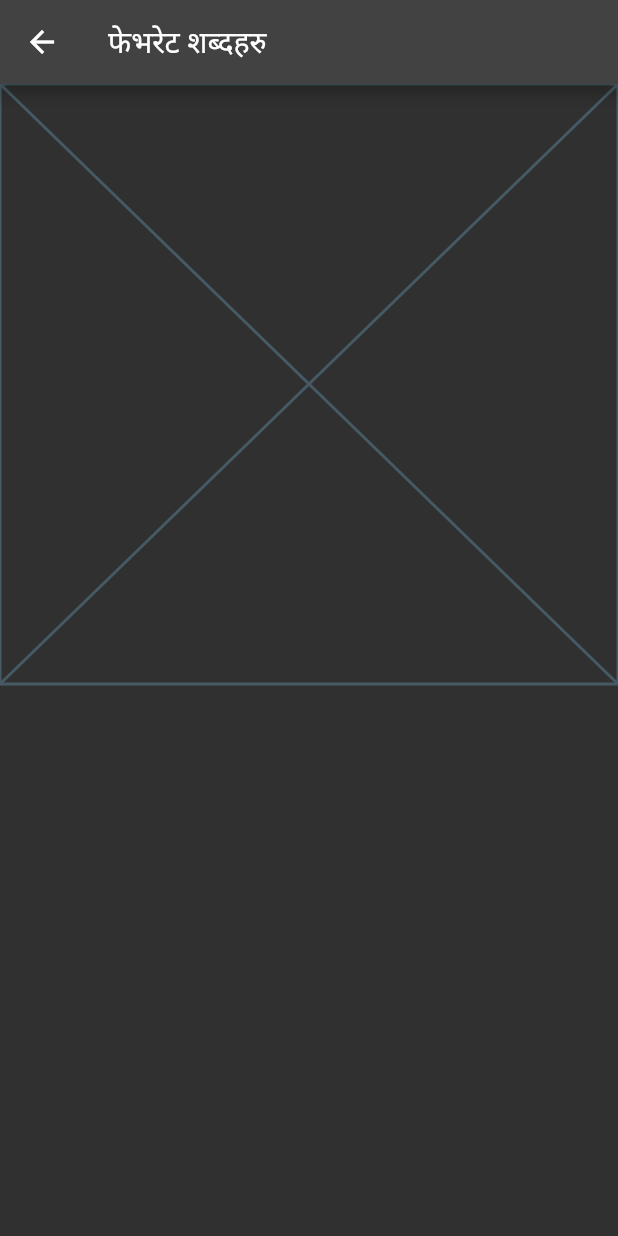
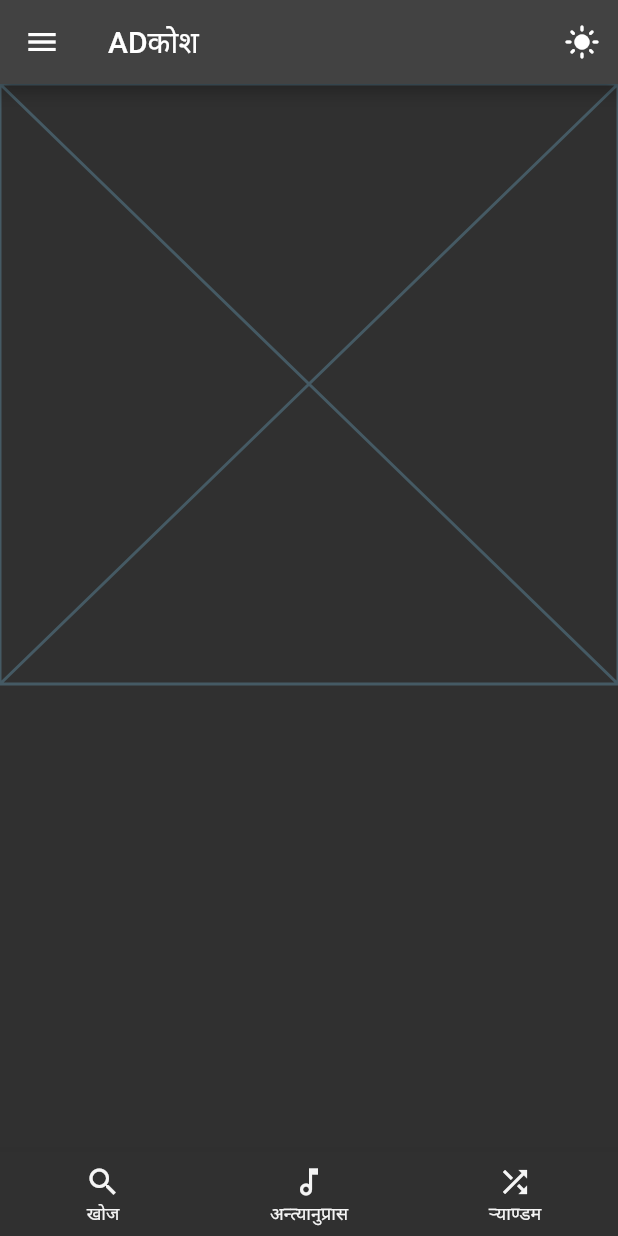
Before and after one commit to miracleanupam/ADKosh, a Flutter app: the screen it shows after launch, in the side drawer, after a tap on "फेभरेट शब्दहरु", on a phone screen of 412 x 824 dp. Run offline on Flutter 3.47's test engine with Material 2 defaults, Android fonts, the phone set to English and light mode, and no system bars; our stand-ins replace share_plus, sqflite; accounts and stored records are empty.

Commit message:
co existence of drawer and bottom navigation bar; need to adjust theme colors for bottom navigation bar

```diff
--- a/lib/main.dart
+++ b/lib/main.dart
@@ -1,4 +1,6 @@
 import 'package:adkosh/screens/drawer.dart';
+import 'package:adkosh/screens/favorites.dart';
+import 'package:adkosh/screens/index.dart';
 import 'package:adkosh/screens/random.dart';
 import 'package:adkosh/screens/search.dart';
 import 'package:adkosh/screens/searchRhyme.dart';
@@ -63,12 +65,14 @@ class Dashboard extends StatefulWidget {
 
 class _DashboardState extends State<Dashboard> {
   int _selectedIndex = 0;
-  static const TextStyle optionStyle =
-      TextStyle(fontSize: 30, fontWeight: FontWeight.bold);
+  int _drawerIndex = 0;
+
   static List<Widget> _widgetOptions = <Widget>[
     Search(),
     SearchRhyme(),
     RandomScreen(),
+    Favourites(),
+    IndexScreen(),
   ];
 
   @override
@@ -92,6 +96,7 @@ class _DashboardState extends State<Dashboard> {
   void _onItemTapped(int index) {
     setState(() {
       _selectedIndex = index;
+      _drawerIndex = 0;
     });
   }
 
@@ -99,7 +104,12 @@ class _DashboardState extends State<Dashboard> {
   Widget build(BuildContext context) {
     return Scaffold(
       resizeToAvoidBottomInset: true,
-      drawer: ADDrawer(),
+      drawer: ADDrawer(selectedItem: _drawerIndex, onTapCallback: (val) {
+        setState(() {
+          _drawerIndex = val;
+          _selectedIndex = -1;
+        });
+      }),
       appBar: AppBar(
         title: const Text('ADकोश'),
         actions: [
@@ -116,7 +126,7 @@ class _DashboardState extends State<Dashboard> {
         ],
       ),
       body: Center(
-        child: _widgetOptions.elementAt(_selectedIndex),
+        child: _widgetOptions.elementAt(_drawerIndex > 0 ? _drawerIndex : _selectedIndex),
       ),
       bottomNavigationBar: BottomNavigationBar(
         items: const <BottomNavigationBarItem>[
@@ -133,8 +143,11 @@ class _DashboardState extends State<Dashboard> {
             label: 'र्‍याण्डम',
           ),
         ],
-        currentIndex: _selectedIndex,
-        selectedItemColor: Colors.amber[800],
+        currentIndex: _selectedIndex < 0 ? 0 : _selectedIndex,
+        selectedItemColor: _selectedIndex < 0 ? Colors.grey[100] : Colors.amber[800],
+        unselectedItemColor: _selectedIndex < 0 ? Colors.grey[100] : Colors.white,
+        selectedFontSize: _selectedIndex < 0 ? 12 : 14,
+        type: BottomNavigationBarType.fixed,
         onTap: _onItemTapped,
       ),
     );
--- a/lib/screens/drawer.dart
+++ b/lib/screens/drawer.dart
@@ -1,19 +1,20 @@
-import 'package:adkosh/screens/favorites.dart';
-import 'package:adkosh/screens/index.dart';
 import 'package:flutter/material.dart';
-import 'package:path/path.dart';
 
 class ADDrawer extends StatefulWidget {
-  const ADDrawer({super.key});
+  final Function onTapCallback;
+  final int selectedItem;
+
+  const ADDrawer({super.key, required this.selectedItem, required this.onTapCallback});
 
   @override
   State<ADDrawer> createState() => _ADDrawerState();
 }
 
 class _ADDrawerState extends State<ADDrawer> {
-  String currentSelection = "";
+  int currentSelection = 0;
   @override
   void initState() {
+    currentSelection = widget.selectedItem;
     super.initState();
   }
 
@@ -36,14 +37,13 @@ class _ADDrawerState extends State<ADDrawer> {
             'फेभरेट शब्दहरु',
             style: TextStyle(fontSize: 20),
           ),
-          selected: currentSelection == 'favs',
+          selected: currentSelection == 3,
           onTap: () {
             setState(() {
-              currentSelection = "favs";
+              currentSelection = 3;
             });
+            widget.onTapCallback(3);
             Navigator.pop(context);
-            Navigator.push(
-                context, MaterialPageRoute(builder: (context) => Favourites()));
           },
         ),
         Divider(),
@@ -53,14 +53,13 @@ class _ADDrawerState extends State<ADDrawer> {
             'सङ्केतसूची',
             style: TextStyle(fontSize: 20),
           ),
-          selected: currentSelection == 'idxs',
+          selected: currentSelection == 4,
           onTap: () {
             setState(() {
-              currentSelection = "idxs";
+              currentSelection = 4;
             });
+            widget.onTapCallback(4);
             Navigator.pop(context);
-            Navigator.push(
-                context, MaterialPageRoute(builder: (context) => IndexScreen()));
           },
         ),
         Divider(),
--- a/lib/screens/favorites.dart
+++ b/lib/screens/favorites.dart
@@ -44,12 +44,8 @@ class _FavouritesState extends State<Favourites> {
 
   @override
   Widget build(BuildContext context) {
-    return Scaffold(
-      // drawer: ADDrawer(),
-      appBar: AppBar(
-        title: Text('फेभरेट शब्दहरु'),
-      ),
-      body: Column(
+    return Material(
+      child: Column(
           children: [
             items.length > 0
                 ? Expanded(
```
Also changed, not shown: lib/screens/index.dart (+2 -5 lines). Lines whose indentation alone changed are shown as unchanged.
